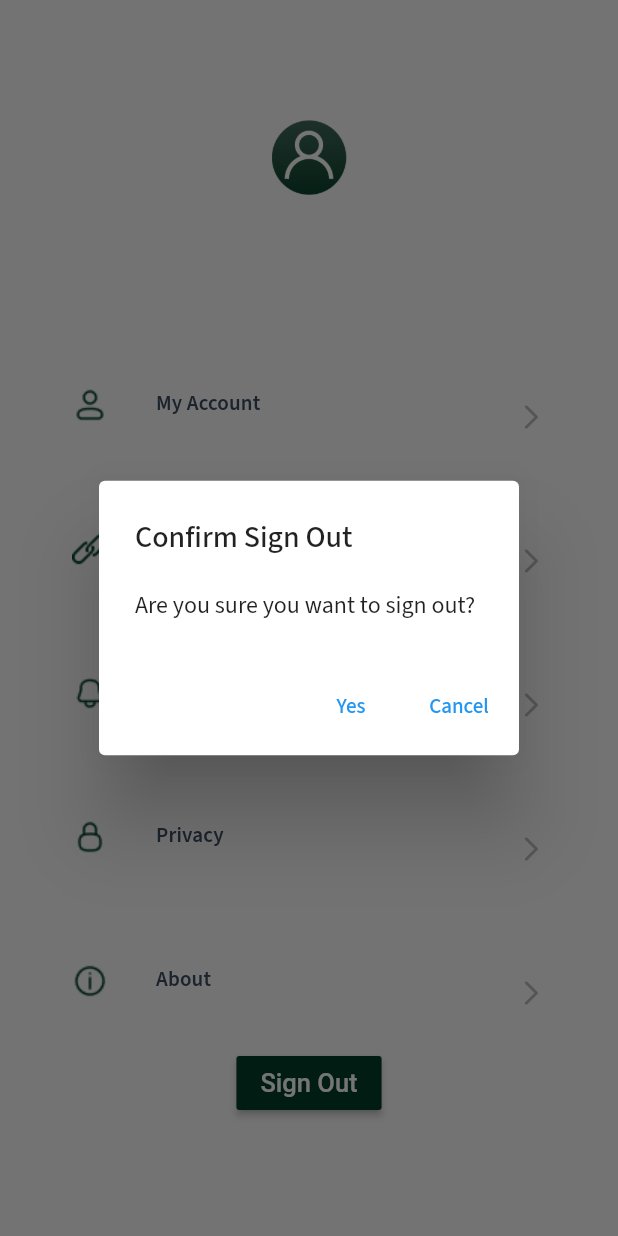
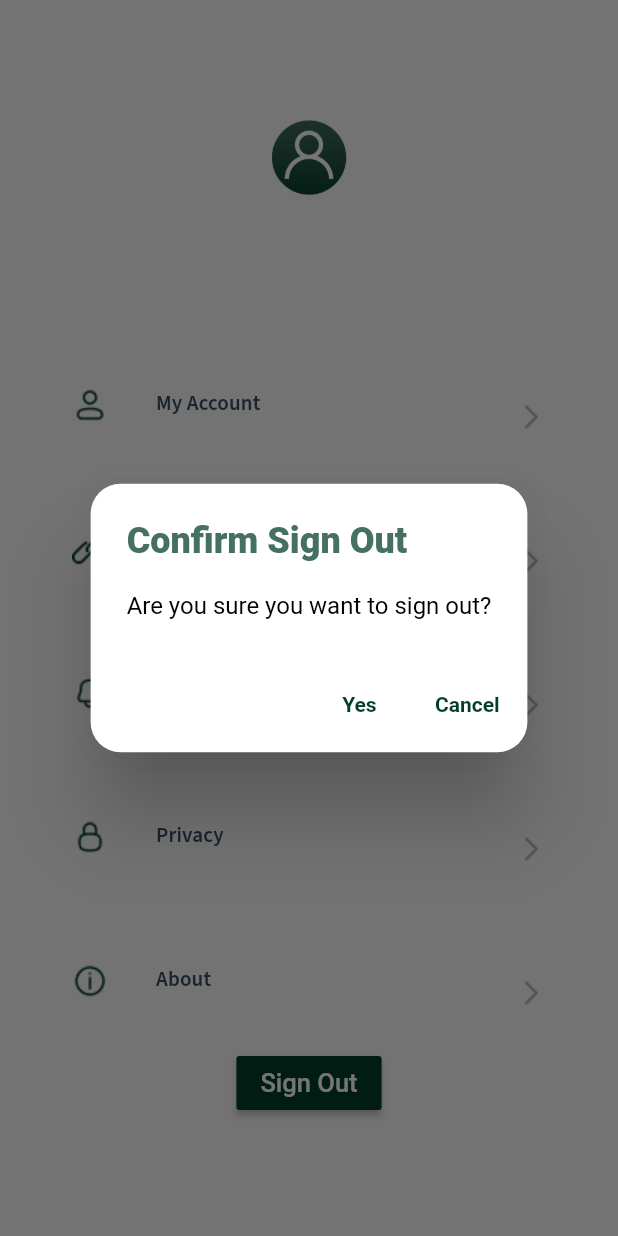
Before and after one commit to AfaqAnwar/money-manager, a Flutter app: the ProfileTab screen opened directly, after a tap on "Sign Out", on a phone screen of 412 x 824 dp. Run offline on Flutter 3.47's test engine with Material 2 defaults, Android fonts, the phone set to English and light mode, and no system bars; our stand-ins replace cloud_firestore, date_format, firebase_auth, firebase_core, firebase_database, google_fonts and 2 more; missing offline and left inert: loop_page_view, simple_form_builder, survey_kit, xen_popup_card; accounts and stored records are empty.

Commit message:
Updated Alert Dialogs

```diff
--- a/lib/pages/tabs/profile_tab.dart
+++ b/lib/pages/tabs/profile_tab.dart
@@ -241,6 +241,15 @@ class _ProfileTabState extends State<ProfileTab> {
                               showDialog(
                                   context: context,
                                   builder: (context) => AlertDialog(
+                                        shape: const RoundedRectangleBorder(
+                                            borderRadius: BorderRadius.all(
+                                                Radius.circular(20.0))),
+                                        titleTextStyle: GoogleFonts.roboto(
+                                            color: AppColor.customLightGreen,
+                                            fontWeight: FontWeight.w800,
+                                            fontSize: 24),
+                                        contentTextStyle: GoogleFonts.roboto(
+                                            color: Colors.black, fontSize: 16),
                                         title: const Text('Confirm Sign Out'),
                                         content: const Text(
                                             'Are you sure you want to sign out?'),
@@ -250,11 +259,21 @@ class _ProfileTabState extends State<ProfileTab> {
                                                 FirebaseAuth.instance.signOut();
                                                 Navigator.pop(context);
                                               },
-                                              child: const Text("Yes")),
+                                              child: Text("Yes",
+                                                  style: GoogleFonts.roboto(
+                                                      color: AppColor
+                                                          .customDarkGreen,
+                                                      fontWeight:
+                                                          FontWeight.w600))),
                                           TextButton(
                                             onPressed: () =>
                                                 Navigator.pop(context),
-                                            child: const Text("Cancel"),
+                                            child: Text("Cancel",
+                                                style: GoogleFonts.roboto(
+                                                    color: AppColor
+                                                        .customDarkGreen,
+                                                    fontWeight:
+                                                        FontWeight.w600)),
                                           )
                                         ],
                                       ));
```
Also changed, not shown: lib/pages/tabs/home_page_tab.dart (+18 -1 lines), lib/widgets/profile_manager.dart (+58 -5 lines).
